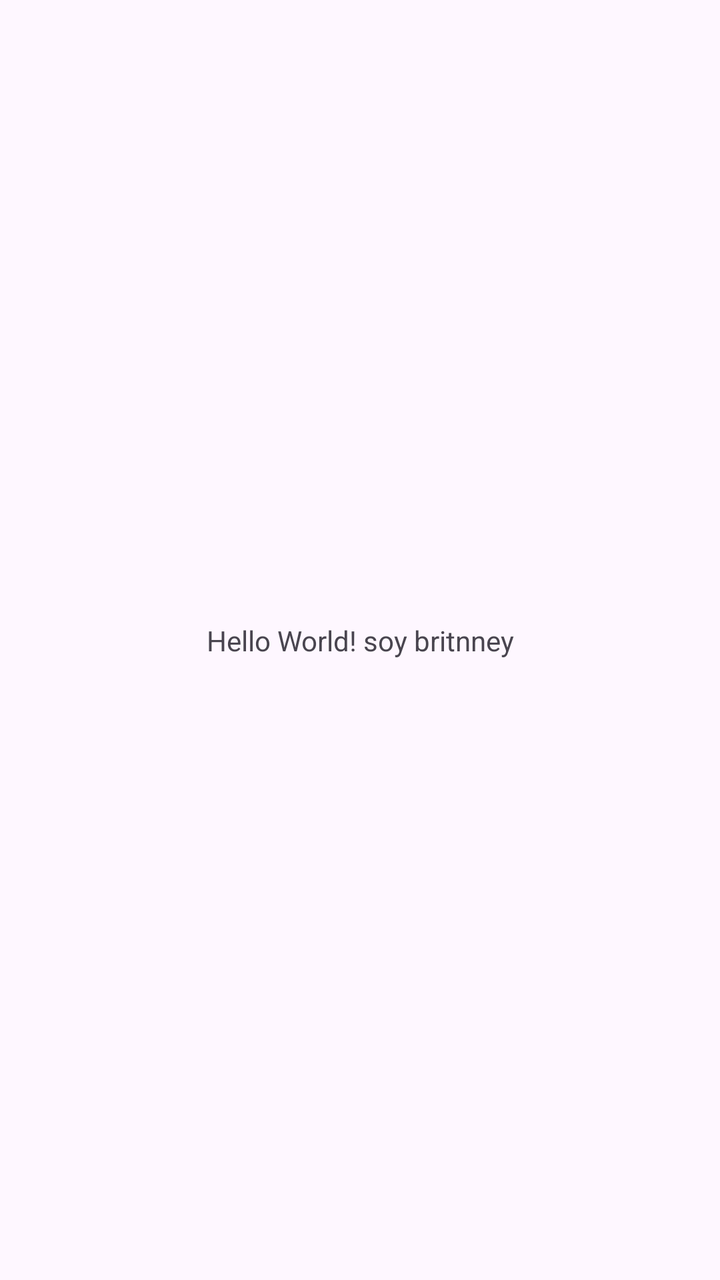
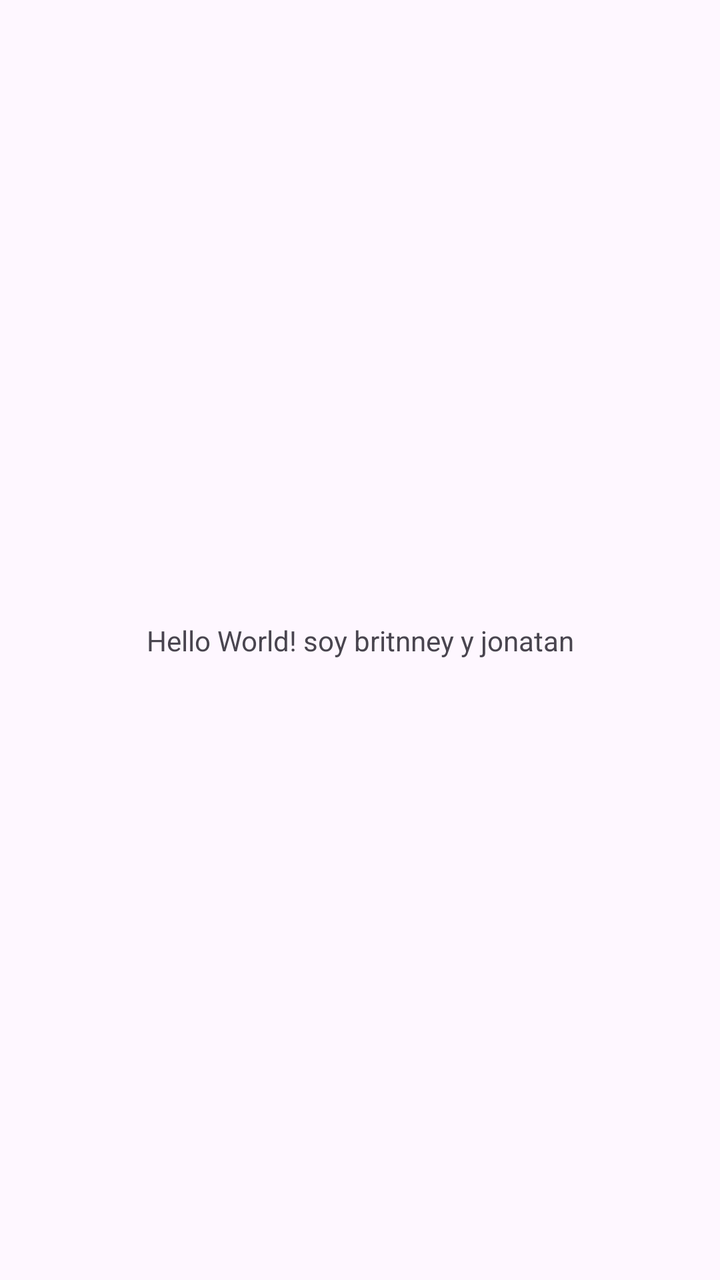

Screens rendered from an Android XML layout before and after an edit, with the pre-edit source and the edit as a unified diff.
<!-- AndroidManifest.xml: application theme Theme.AppDogMovil -->
<!-- res/layout/activity_main.xml -->
<?xml version="1.0" encoding="utf-8"?>
<androidx.constraintlayout.widget.ConstraintLayout xmlns:android="http://schemas.android.com/apk/res/android"
    xmlns:app="http://schemas.android.com/apk/res-auto"
    xmlns:tools="http://schemas.android.com/tools"
    android:id="@+id/main"
    android:layout_width="match_parent"
    android:layout_height="match_parent"
    tools:context=".MainActivity">

    <TextView
        android:layout_width="wrap_content"
        android:layout_height="wrap_content"
        android:text="Hello World! soy britnney"
        app:layout_constraintBottom_toBottomOf="parent"
        app:layout_constraintEnd_toEndOf="parent"
        app:layout_constraintStart_toStartOf="parent"
        app:layout_constraintTop_toTopOf="parent" />

</androidx.constraintlayout.widget.ConstraintLayout>
<!-- resources referenced by this layout -->
<resources>
  <style name="Theme.AppDogMovil" parent="Base.Theme.AppDogMovil" />
  <style name="Base.Theme.AppDogMovil" parent="Theme.Material3.DayNight.NoActionBar">
          
          
      </style>
</resources>

<!-- the commit's change to res/layout/activity_main.xml (unified diff, before → after) -->
@@ -10,7 +10,7 @@
     <TextView
         android:layout_width="wrap_content"
         android:layout_height="wrap_content"
-        android:text="Hello World! soy britnney"
+        android:text="Hello World! soy britnney y jonatan"
         app:layout_constraintBottom_toBottomOf="parent"
         app:layout_constraintEnd_toEndOf="parent"
         app:layout_constraintStart_toStartOf="parent"
